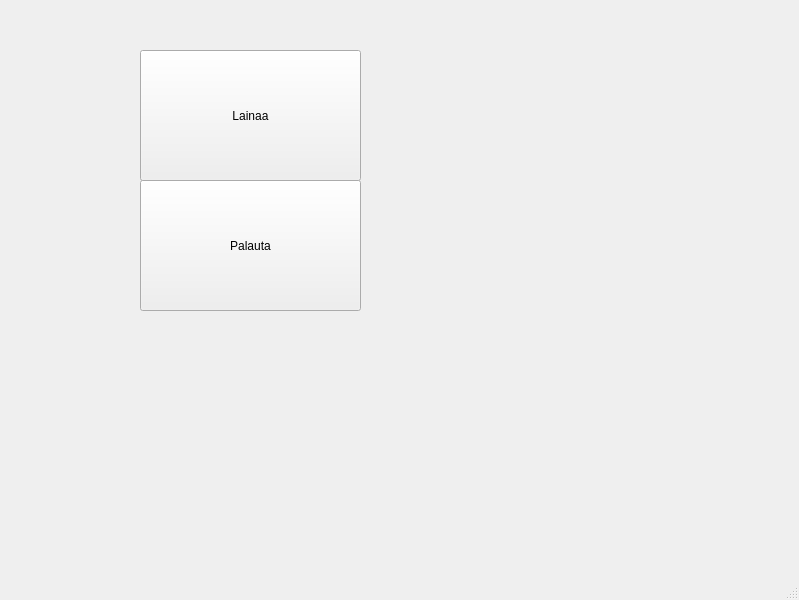
This is autolainausfirstPage.ui in 50904/Autolainaus as Qt 5 draws it before an edit. The edited form follows.
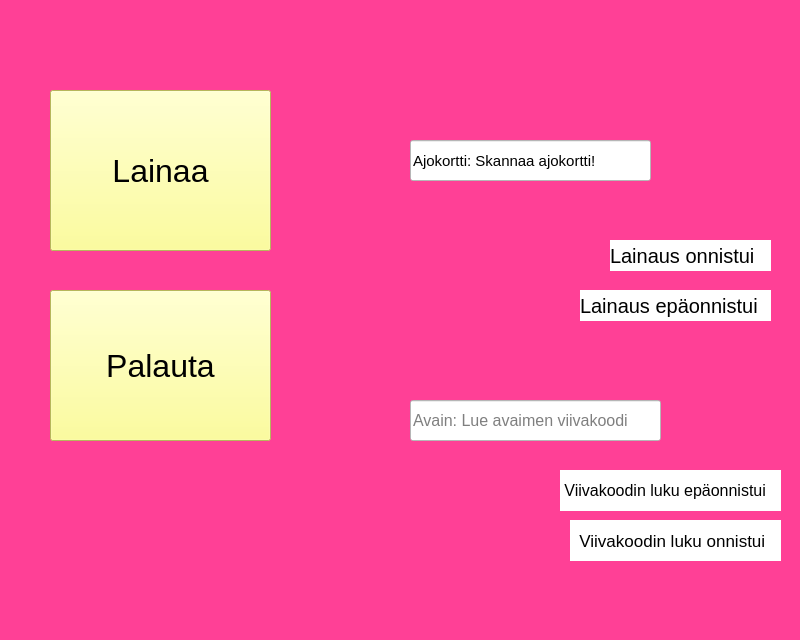
This is the edited form. Icons and pictures are not drawn.

Diff of the .ui file:
```diff
--- a/autolainausfirstPage.ui
+++ b/autolainausfirstPage.ui
@@ -2,27 +2,42 @@
 <ui version="4.0">
  <class>MainWindow</class>
  <widget class="QMainWindow" name="MainWindow">
+  <property name="enabled">
+   <bool>true</bool>
+  </property>
   <property name="geometry">
    <rect>
     <x>0</x>
     <y>0</y>
-    <width>799</width>
-    <height>600</height>
+    <width>800</width>
+    <height>640</height>
    </rect>
   </property>
   <property name="windowTitle">
    <string>MainWindow</string>
   </property>
+  <property name="styleSheet">
+   <string notr="true">background-color: rgb(255, 64, 150);</string>
+  </property>
   <widget class="QWidget" name="centralwidget">
    <widget class="QPushButton" name="pushButton">
     <property name="geometry">
      <rect>
-      <x>140</x>
-      <y>50</y>
+      <x>50</x>
+      <y>90</y>
       <width>221</width>
-      <height>131</height>
+      <height>161</height>
      </rect>
     </property>
+    <property name="font">
+     <font>
+      <pointsize>24</pointsize>
+     </font>
+    </property>
+    <property name="styleSheet">
+     <string notr="true">color: rgb(0, 0, 0);
+background-color: rgb(255, 255, 127);</string>
+    </property>
     <property name="text">
      <string>Lainaa</string>
     </property>
@@ -30,16 +45,252 @@
    <widget class="QPushButton" name="pushButton_2">
     <property name="geometry">
      <rect>
-      <x>140</x>
-      <y>180</y>
+      <x>50</x>
+      <y>290</y>
       <width>221</width>
-      <height>131</height>
+      <height>151</height>
      </rect>
     </property>
+    <property name="font">
+     <font>
+      <pointsize>24</pointsize>
+     </font>
+    </property>
+    <property name="styleSheet">
+     <string notr="true">color: rgb(0, 0, 0);
+background-color: rgb(255, 255, 127);</string>
+    </property>
     <property name="text">
      <string>Palauta</string>
     </property>
    </widget>
+   <widget class="QLineEdit" name="keyBarcodeReaderLinEdit">
+    <property name="geometry">
+     <rect>
+      <x>410</x>
+      <y>400</y>
+      <width>251</width>
+      <height>41</height>
+     </rect>
+    </property>
+    <property name="font">
+     <font>
+      <pointsize>12</pointsize>
+     </font>
+    </property>
+    <property name="styleSheet">
+     <string notr="true">background-color: rgb(255, 255, 255);</string>
+    </property>
+    <property name="text">
+     <string/>
+    </property>
+    <property name="placeholderText">
+     <string>Avain: Lue avaimen viivakoodi</string>
+    </property>
+   </widget>
+   <widget class="QLabel" name="keyPictureLabel">
+    <property name="geometry">
+     <rect>
+      <x>30</x>
+      <y>480</y>
+      <width>131</width>
+      <height>91</height>
+     </rect>
+    </property>
+    <property name="text">
+     <string/>
+    </property>
+    <property name="pixmap">
+     <pixmap resource="testPictures.qrc">:/png/Keys.png</pixmap>
+    </property>
+    <property name="scaledContents">
+     <bool>true</bool>
+    </property>
+   </widget>
+   <widget class="QLineEdit" name="readLicenceBarcodelineEdit">
+    <property name="enabled">
+     <bool>true</bool>
+    </property>
+    <property name="geometry">
+     <rect>
+      <x>410</x>
+      <y>140</y>
+      <width>241</width>
+      <height>41</height>
+     </rect>
+    </property>
+    <property name="font">
+     <font>
+      <pointsize>11</pointsize>
+     </font>
+    </property>
+    <property name="toolTip">
+     <string/>
+    </property>
+    <property name="layoutDirection">
+     <enum>Qt::LeftToRight</enum>
+    </property>
+    <property name="styleSheet">
+     <string notr="true">background-color: rgb(255, 255, 255);</string>
+    </property>
+    <property name="inputMethodHints">
+     <set>Qt::ImhNone</set>
+    </property>
+    <property name="text">
+     <string>Ajokortti: Skannaa ajokortti!</string>
+    </property>
+    <property name="frame">
+     <bool>true</bool>
+    </property>
+    <property name="readOnly">
+     <bool>false</bool>
+    </property>
+    <property name="placeholderText">
+     <string>Skanna ajokortti! </string>
+    </property>
+   </widget>
+   <widget class="QLabel" name="teacherPictureLabel">
+    <property name="enabled">
+     <bool>true</bool>
+    </property>
+    <property name="geometry">
+     <rect>
+      <x>410</x>
+      <y>10</y>
+      <width>241</width>
+      <height>121</height>
+     </rect>
+    </property>
+    <property name="toolTip">
+     <string/>
+    </property>
+    <property name="inputMethodHints">
+     <set>Qt::ImhHiddenText</set>
+    </property>
+    <property name="text">
+     <string/>
+    </property>
+    <property name="pixmap">
+     <pixmap resource="testPictures.qrc">:/png/Teacher.png</pixmap>
+    </property>
+    <property name="scaledContents">
+     <bool>true</bool>
+    </property>
+   </widget>
+   <widget class="QLabel" name="rentSuccedLabel">
+    <property name="geometry">
+     <rect>
+      <x>610</x>
+      <y>240</y>
+      <width>161</width>
+      <height>31</height>
+     </rect>
+    </property>
+    <property name="font">
+     <font>
+      <pointsize>15</pointsize>
+     </font>
+    </property>
+    <property name="styleSheet">
+     <string notr="true">background-color: rgb(255, 255, 255);</string>
+    </property>
+    <property name="text">
+     <string>Lainaus onnistui</string>
+    </property>
+   </widget>
+   <widget class="QLabel" name="renFailLabel">
+    <property name="geometry">
+     <rect>
+      <x>580</x>
+      <y>290</y>
+      <width>191</width>
+      <height>31</height>
+     </rect>
+    </property>
+    <property name="font">
+     <font>
+      <pointsize>15</pointsize>
+     </font>
+    </property>
+    <property name="styleSheet">
+     <string notr="true">background-color: rgb(255, 255, 255);</string>
+    </property>
+    <property name="text">
+     <string>Lainaus epäonnistui</string>
+    </property>
+   </widget>
+   <widget class="QLabel" name="keyBarcodeSucced">
+    <property name="geometry">
+     <rect>
+      <x>570</x>
+      <y>520</y>
+      <width>211</width>
+      <height>41</height>
+     </rect>
+    </property>
+    <property name="font">
+     <font>
+      <pointsize>13</pointsize>
+     </font>
+    </property>
+    <property name="styleSheet">
+     <string notr="true">background-color: rgb(255, 255, 255);</string>
+    </property>
+    <property name="text">
+     <string>  Viivakoodin luku onnistui</string>
+    </property>
+   </widget>
+   <widget class="QLabel" name="keyBarcodefailLabel">
+    <property name="geometry">
+     <rect>
+      <x>560</x>
+      <y>470</y>
+      <width>221</width>
+      <height>41</height>
+     </rect>
+    </property>
+    <property name="font">
+     <font>
+      <pointsize>12</pointsize>
+     </font>
+    </property>
+    <property name="styleSheet">
+     <string notr="true">background-color: rgb(255, 255, 255);</string>
+    </property>
+    <property name="text">
+     <string> Viivakoodin luku epäonnistui</string>
+    </property>
+   </widget>
+   <widget class="QLabel" name="carPictureLabel">
+    <property name="geometry">
+     <rect>
+      <x>450</x>
+      <y>340</y>
+      <width>141</width>
+      <height>41</height>
+     </rect>
+    </property>
+    <property name="text">
+     <string/>
+    </property>
+    <property name="pixmap">
+     <pixmap resource="testPictures.qrc">:/png/autolainausauto.png</pixmap>
+    </property>
+    <property name="scaledContents">
+     <bool>true</bool>
+    </property>
+   </widget>
+   <zorder>readLicenceBarcodelineEdit</zorder>
+   <zorder>teacherPictureLabel</zorder>
+   <zorder>rentPushButton</zorder>
+   <zorder>returnPushButton</zorder>
+   <zorder>keyBarcodeReaderLinEdit</zorder>
+   <zorder>keyPictureLabel</zorder>
+   <zorder>rentSuccedLabel</zorder>
+   <zorder>renFailLabel</zorder>
+   <zorder>keyBarcodeSucced</zorder>
+   <zorder>keyBarcodefailLabel</zorder>
+   <zorder>carPictureLabel</zorder>
   </widget>
   <widget class="QMenuBar" name="menubar">
    <property name="geometry">
```
Left out of the diff: 10 changed lines with no effect on the pictures.
